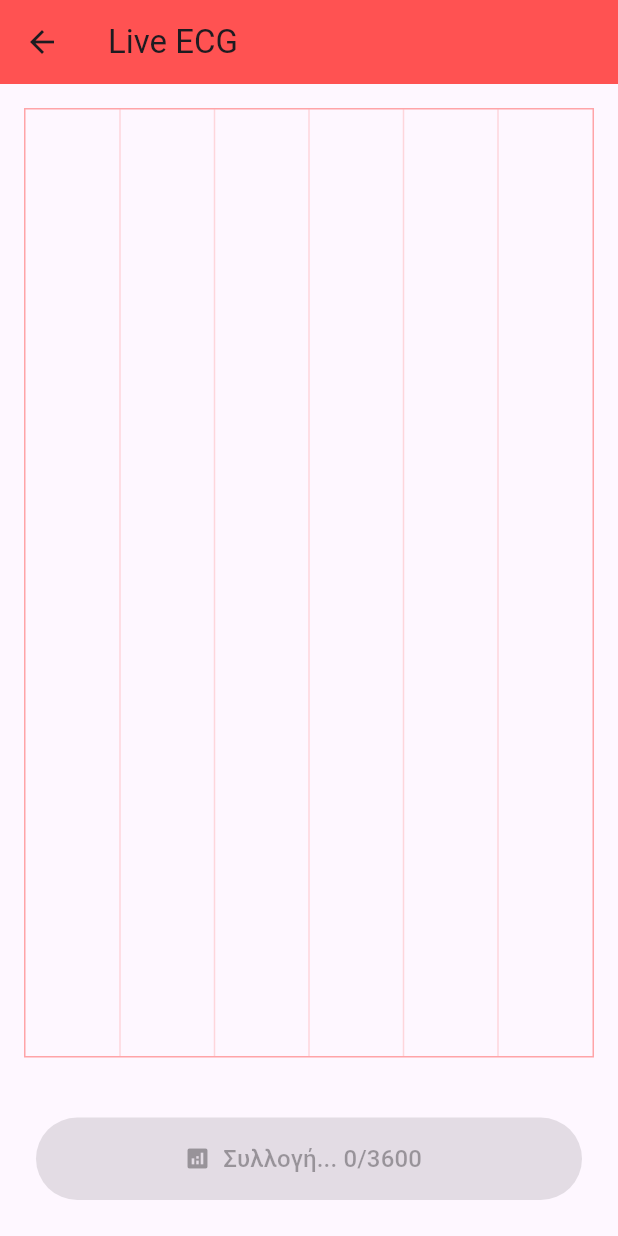
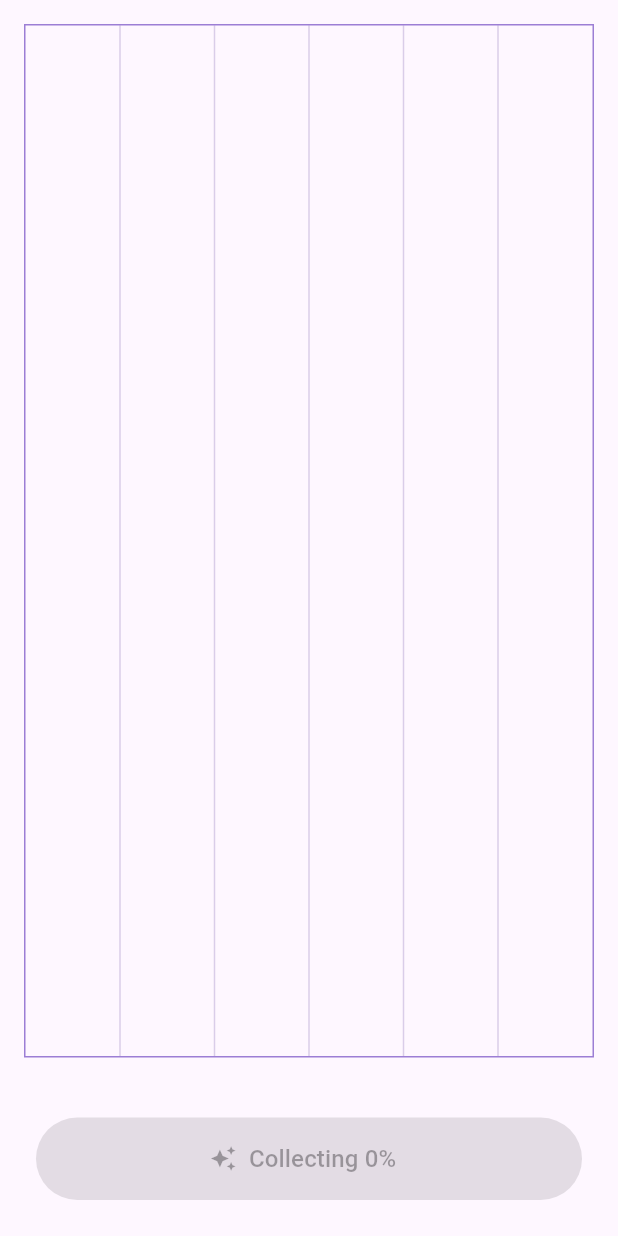
Before and after one commit to PaulosKapa/diploma-thesis, a Flutter app: the EcgAfib screen opened directly, on a phone screen of 412 x 824 dp. Run offline on Flutter 3.47's test engine with Material 3 defaults, Android fonts, the phone set to English and light mode, and no system bars; drawn by our look-alikes of fl_chart; our stand-ins replace flutter_dotenv, permission_handler; missing offline and left inert: mobile_scanner, shake, universal_ble.

Commit message:
finished app and added logo

```diff
--- a/app/ble_connect/lib/screens/ecg_afib.dart
+++ b/app/ble_connect/lib/screens/ecg_afib.dart
@@ -76,6 +76,7 @@ class EcgAfibState extends State<EcgAfib> {
     setState(() {
       result = tempResult;
       isLoading = false;
+      ai_list.clear();
     });
   }
 
@@ -84,10 +85,6 @@ class EcgAfibState extends State<EcgAfib> {
     bool isAiReady = ai_list.length == ai_list_size;
 
     return Scaffold(
-      appBar: AppBar(
-        title: const Text('Live ECG'),
-        backgroundColor: Colors.redAccent,
-      ),
       body: Column(
         children: [
           // Το γράφημα (Αν δεν το έχεις σε ξεχωριστό αρχείο, κάνε επικόλληση την class του εδώ κάτω)
@@ -111,7 +108,7 @@ class EcgAfibState extends State<EcgAfib> {
                   Padding(
                     padding: const EdgeInsets.only(bottom: 16.0),
                     child: Text(
-                      'Αποτέλεσμα Ανάλυσης: ${result == 1 ? "Πιθανή Κολπική Μαρμαρυγή (AFib)" : "Φυσιολογικό"}',
+                      result == 1 ? "Probable AFib" : "Normal cardiac rythm",
                       style: TextStyle(
                         fontSize: 18,
                         fontWeight: FontWeight.bold,
@@ -128,17 +125,17 @@ class EcgAfibState extends State<EcgAfib> {
                     onPressed: (isAiReady && !isLoading) ? triggerAnalysis : null,
                     icon: isLoading
                         ? const CircularProgressIndicator(color: Colors.white)
-                        : const Icon(Icons.analytics),
+                        : const Icon(Icons.auto_awesome),
                     label: Text(
                       isLoading
-                          ? 'Ανάλυση...'
+                          ? 'Analyzing...'
                           : isAiReady
-                              ? 'Ανάλυση AI (3600 Points)'
-                              : 'Συλλογή... ${ai_list.length}/$ai_list_size',
+                              ? 'Ai analysis'
+                              : 'Collecting ${((ai_list.length / ai_list_size) * 100).toStringAsFixed(0)}%',
                       style: const TextStyle(fontSize: 16),
                     ),
                     style: ElevatedButton.styleFrom(
-                      backgroundColor: Colors.redAccent,
+                      backgroundColor: const Color.fromARGB(255, 125, 90, 184),
                       foregroundColor: Colors.white,
                     ),
                   ),
--- a/app/ble_connect/lib/widgets/ecg_chart.dart
+++ b/app/ble_connect/lib/widgets/ecg_chart.dart
@@ -31,11 +31,11 @@ class EcgChartWidget extends StatelessWidget {
           show: true,
           drawVerticalLine: true,
           getDrawingHorizontalLine: (value) => FlLine(
-            color: Colors.redAccent.withOpacity(0.2),
+            color: const Color.fromARGB(255, 73, 38, 143).withValues(alpha: 0.2),
             strokeWidth: 1,
           ),
           getDrawingVerticalLine: (value) => FlLine(
-            color: Colors.redAccent.withOpacity(0.2),
+            color: const Color.fromARGB(255, 73, 38, 143).withValues(alpha: 0.2),
             strokeWidth: 1,
           ),
         ),
@@ -43,7 +43,7 @@ class EcgChartWidget extends StatelessWidget {
         // Το περίγραμμα του γραφήματος
         borderData: FlBorderData(
           show: true,
-          border: Border.all(color: Colors.redAccent.withOpacity(0.5)),
+          border: Border.all(color: const Color.fromARGB(255, 57, 5, 170).withValues(alpha: 0.5)),
         ),
 
         // Σταθεροποιούμε τον άξονα X ώστε η γραμμή να φαίνεται ότι "κυλάει"
@@ -55,7 +55,7 @@ class EcgChartWidget extends StatelessWidget {
           LineChartBarData(
             spots: spots,
             isCurved: false, // Το ΗΚΓ έχει αιχμηρές κορυφές, όχι καμπύλες
-            color: Colors.red,
+            color: const Color.fromARGB(255, 108, 78, 170),
             barWidth: 1.5,
             dotData: const FlDotData(show: false), // ΣΗΜΑΝΤΙΚΟ: Κρύβει τις τελείες για τέλειο performance
           ),
```
Also changed, not shown: app/ble_connect/lib/services/afib_reconise.dart (+0 -3 lines), app/ble_connect/lib/widgets/start_shake.dart (+51 -14 lines), app/ble_connect/pubspec.yaml (+7 -2 lines), app/ble_connect/assets/heart.png (added), app/ble_connect/pubspec.lock, assets/heart.png (added), assets/heart.svg (added), 6 other files.
